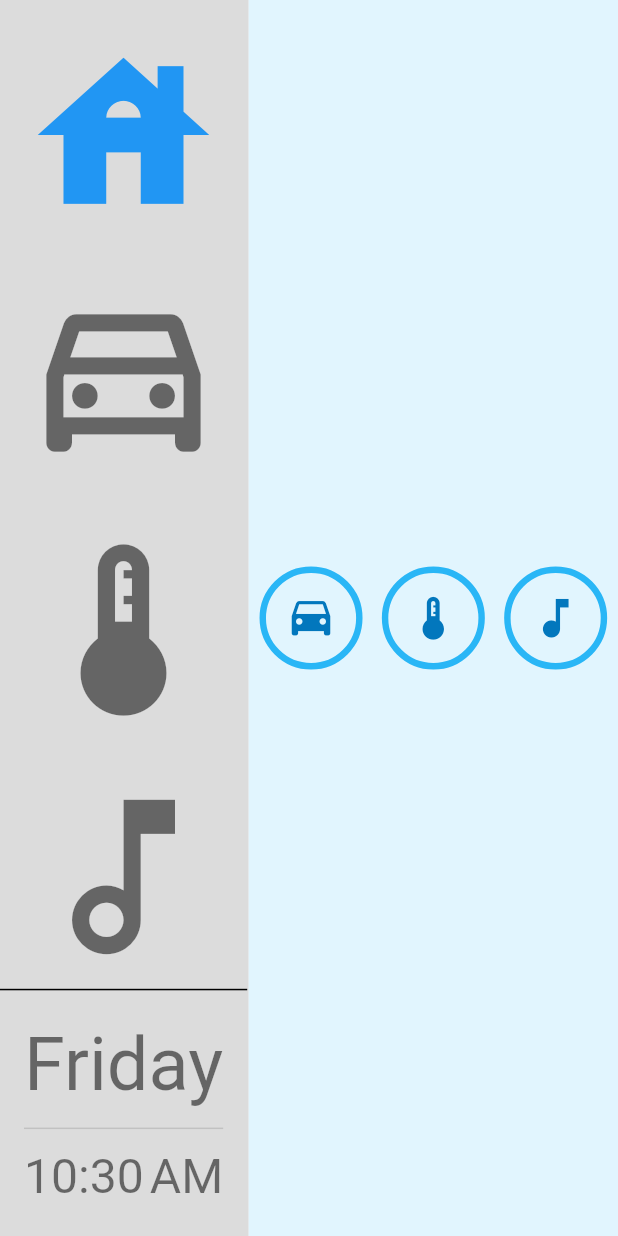
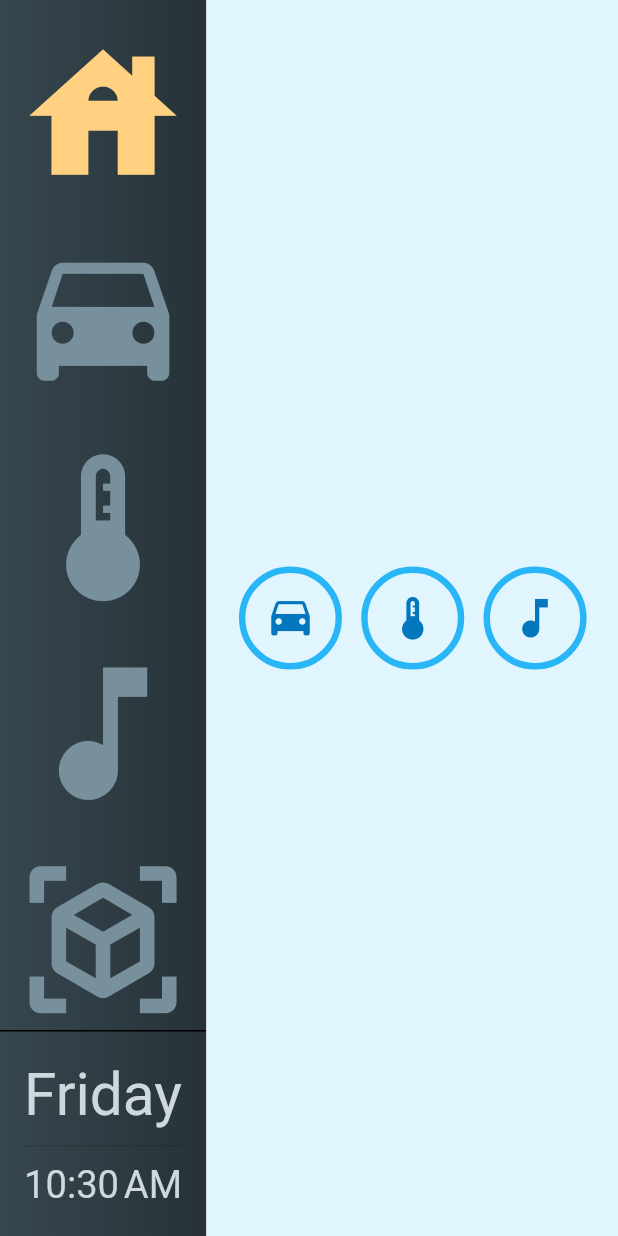
Before and after one commit to felipeerias/flutter_homescreen, a Flutter app: the screen it shows after launch, on a phone screen of 412 x 824 dp. Run offline on Flutter 3.47's test engine with Material 2 defaults, Android fonts, the phone set to English and light mode, and no system bars; our stand-ins replace numberpicker.

Commit message:
Colors and layouts; add tab tor 3D example

```diff
--- a/lib/homescreen.dart
+++ b/lib/homescreen.dart
@@ -1,9 +1,13 @@
+import 'dart:math';
+
 import 'package:flutter/material.dart';
 import 'package:flutter_homescreen/page_dashboard.dart';
 import 'package:flutter_homescreen/page_home.dart';
 import 'package:flutter_homescreen/page_hvac.dart';
 import 'package:flutter_homescreen/page_media.dart';
 import 'package:flutter_homescreen/widget_clock.dart';
+
+enum PageIndex { home, dashboard, hvac, media, demo3d }
 
 class Homescreen extends StatefulWidget {
   Homescreen({Key? key, required this.title}) : super(key: key);
@@ -25,19 +29,55 @@ class _HomescreenState extends State<Homescreen> with TickerProviderStateMixin {
     });
   }
 
+  Widget _childForIndex(int selectedIndex) {
+    switch (PageIndex.values[selectedIndex]) {
+      case PageIndex.home:
+        return HomePage(
+            key: ValueKey(selectedIndex),
+            onSetNavigationIndex: setNavigationIndex);
+      case PageIndex.dashboard:
+        return DashboardPage(key: ValueKey(selectedIndex));
+      case PageIndex.hvac:
+        return HVACPageContainer(key: ValueKey(selectedIndex));
+      case PageIndex.media:
+        return MediaPage(key: ValueKey(selectedIndex));
+      case PageIndex.demo3d:
+        return Text('3D demo');
+      default:
+        return Text('Undefined');
+    }
+  }
+
   @override
   Widget build(BuildContext context) {
-    var screenHeight = MediaQuery.of(context).size.height;
-    var iconSize = screenHeight / 6;
-    var railSize = screenHeight / 5;
+    return Container(
+        color: Colors.deepPurple.shade50,
+        child: Center(
+            child: LayoutBuilder(
+          builder: _buildLayout,
+        )));
+  }
+
+  Widget _buildLayout(BuildContext context, BoxConstraints constraints) {
+    var iconSize = constraints.maxHeight / (PageIndex.values.length + 2);
+    var railSize = constraints.maxHeight / (PageIndex.values.length + 1);
 
     return Scaffold(
       body: Row(
         children: <Widget>[
-          Stack(
+          Container(
+            decoration: BoxDecoration(
+                gradient: LinearGradient(
+                    begin: Alignment.centerLeft,
+                    end: Alignment.centerRight,
+                    colors: [
+                  Colors.blueGrey.shade800,
+                  Colors.blueGrey.shade900
+                ])),
+            child: Stack(
               children: [
                 NavigationRail(
-                backgroundColor: Colors.black12,
+                  backgroundColor: Colors.transparent,
                   selectedIndex: _selectedIndex,
                   groupAlignment: -1.0,
                   minWidth: railSize,
@@ -49,33 +89,38 @@ class _HomescreenState extends State<Homescreen> with TickerProviderStateMixin {
                   },
                   selectedIconTheme: IconTheme.of(context).copyWith(
                     size: iconSize,
-                  color: Theme.of(context).accentColor,
+                    color: Colors.orangeAccent.shade100,
                   ),
                   unselectedIconTheme: IconTheme.of(context).copyWith(
                     size: iconSize,
-                  color: Theme.of(context).unselectedWidgetColor,
+                    color: Colors.blueGrey.shade400,
                   ),
                   labelType: NavigationRailLabelType.none,
                   destinations: <NavigationRailDestination>[
                     NavigationRailDestination(
-                    icon: Icon(Icons.house_outlined),
+                      icon: Icon(Icons.house),
                       selectedIcon: Icon(Icons.house),
                       label: Text('Home'),
                     ),
                     NavigationRailDestination(
-                    icon: Icon(Icons.drive_eta_outlined),
+                      icon: Icon(Icons.drive_eta),
                       selectedIcon: Icon(Icons.drive_eta),
                       label: Text('Dashboard'),
                     ),
                     NavigationRailDestination(
-                    icon: Icon(Icons.thermostat_outlined),
+                      icon: Icon(Icons.thermostat),
                       selectedIcon: Icon(Icons.thermostat),
                       label: Text('HVAC'),
                     ),
                     NavigationRailDestination(
-                    icon: Icon(Icons.music_note_outlined),
+                      icon: Icon(Icons.music_note),
                       selectedIcon: Icon(Icons.music_note),
                       label: Text('Media'),
+                    ),
+                    NavigationRailDestination(
+                      icon: Icon(Icons.view_in_ar),
+                      selectedIcon: Icon(Icons.view_in_ar),
+                      label: Text('3D example'),
                     ),
                   ],
                 ),
@@ -84,9 +129,13 @@ class _HomescreenState extends State<Homescreen> with TickerProviderStateMixin {
                   left: 0,
                   right: 0,
                   // This is the info widget with time, date, etc.
-                child: ClockWiddget(size: railSize),
+                  child: ClockWiddget(
+                    size: railSize,
+                    textColor: Colors.blueGrey.shade100,
+                  ),
                 )
               ],
+            ),
           ),
           const VerticalDivider(thickness: 1, width: 1),
           // This is the main content.
@@ -127,21 +176,4 @@ class _HomescreenState extends State<Homescreen> with TickerProviderStateMixin {
       ),
     );
   }
-
-  Widget _childForIndex(int selectedIndex) {
-    switch (selectedIndex) {
-      case 0:
-        return HomePage(
-            key: ValueKey(selectedIndex),
-            onSetNavigationIndex: setNavigationIndex);
-      case 1:
-        return DashboardPage(key: ValueKey(selectedIndex));
-      case 2:
-        return HVACPageContainer(key: ValueKey(selectedIndex));
-      case 3:
-        return MediaPage(key: ValueKey(selectedIndex));
-      default:
-        return Text('Undefined');
 }
-  }
-}
--- a/lib/page_hvac.dart
+++ b/lib/page_hvac.dart
@@ -65,7 +65,13 @@
 
   @override
   Widget build(BuildContext context) {
-    return Slider(
+    return SliderTheme(
+      data: SliderThemeData(
+        thumbColor: Colors.greenAccent.shade700,
+        activeTrackColor: Colors.greenAccent.shade700,
+        inactiveTrackColor: Colors.blueGrey.shade200,
+      ),
+      child: Slider(
       value: _currentSliderValue,
       min: 0,
       max: 300,
@@ -75,6 +81,7 @@
           _currentSliderValue = value;
         });
       },
+    ),
     );
   }
 }
@@ -251,9 +258,9 @@
     return Container(
         decoration: BoxDecoration(
             gradient: LinearGradient(
-                begin: Alignment.topLeft,
-                end: Alignment.bottomRight,
-                colors: [Colors.black, Colors.teal.shade900])),
+                begin: Alignment.topRight,
+                end: Alignment.bottomLeft,
+                colors: [Colors.blueGrey.shade900, Colors.grey.shade900])),
         child: Center(
             child: LayoutBuilder(
           builder: _buildLayout,
--- a/lib/page_media.dart
+++ b/lib/page_media.dart
@@ -9,7 +9,7 @@ class MediaPage extends StatelessWidget {
     // describe the layout in terms of fractions of the container size
     double mainDimension = max(constraints.maxWidth, constraints.maxHeight);
     //double minDimension = min(constraints.maxWidth, constraints.maxHeight);
-    double iconSize = mainDimension / 16.0;
+    double iconSize = mainDimension / 12.0;
 
     return Container(
       color: Colors.blueGrey.shade900,
--- a/lib/widget_clock.dart
+++ b/lib/widget_clock.dart
@@ -5,8 +5,10 @@ import 'package:intl/intl.dart';
 
 class ClockWiddget extends StatefulWidget {
   final double size;
+  final Color textColor;
 
-  const ClockWiddget({Key? key, required this.size}) : super(key: key);
+  const ClockWiddget({Key? key, required this.size, required this.textColor})
+      : super(key: key);
 
   @override
   _ClockWiddgetState createState() => _ClockWiddgetState();
@@ -15,6 +17,7 @@ class ClockWiddget extends StatefulWidget {
 class _ClockWiddgetState extends State<ClockWiddget> {
   late Timer _timer;
   DateTime _now = DateTime.now();
+
 
   @override
   void initState() {
@@ -38,6 +41,10 @@ class _ClockWiddgetState extends State<ClockWiddget> {
 
   @override
   Widget build(BuildContext context) {
+    TextStyle? textStyle = Theme.of(context)
+        .textTheme
+        .headline2
+        ?.copyWith(color: widget.textColor);
     return Container(
       height: widget.size,
       padding: EdgeInsets.all(16.0),
@@ -54,7 +61,7 @@ class _ClockWiddgetState extends State<ClockWiddget> {
             fit: BoxFit.contain,
             child: Text(
               DateFormat('EEEE').format(_now),
-              style: Theme.of(context).textTheme.headline2,
+              style: textStyle,
             ),
           ),
           const Divider(thickness: 1),
@@ -62,7 +69,7 @@ class _ClockWiddgetState extends State<ClockWiddget> {
             fit: BoxFit.contain,
             child: Text(
               DateFormat.jm().format(_now),
-              style: Theme.of(context).textTheme.headline2,
+              style: textStyle,
             ),
           ),
         ],
```
Lines whose indentation alone changed are shown as unchanged.
